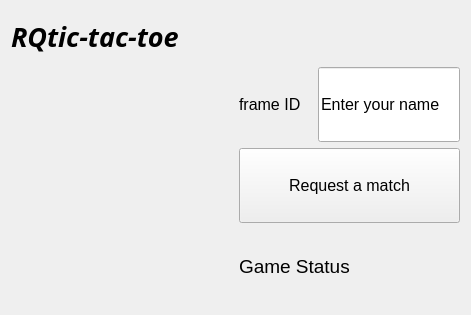
The window that rqt_tic_tac_toe/resource/TicTacToeWidget.ui (ShotaAk/rqt_tic_tac_toe) describes before a commit, drawn with Qt 5.
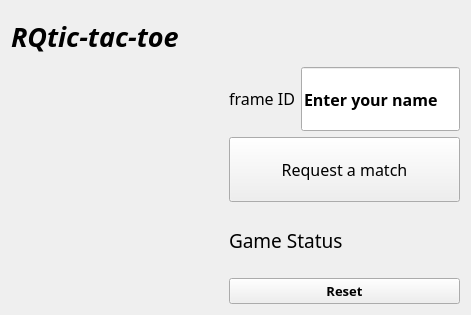
The same window after the commit. Custom widgets are drawn as their Qt base class.

Commit message: Implement: reset a game.

Diff of the .ui file:
```diff
--- a/rqt_tic_tac_toe/resource/TicTacToeWidget.ui
+++ b/rqt_tic_tac_toe/resource/TicTacToeWidget.ui
@@ -52,6 +52,7 @@
            </property>
            <property name="font">
             <font>
+             <family>Purisa</family>
              <pointsize>12</pointsize>
             </font>
            </property>
@@ -70,7 +71,11 @@
            </property>
            <property name="font">
             <font>
+             <family>Purisa</family>
              <pointsize>12</pointsize>
+             <weight>75</weight>
+             <italic>false</italic>
+             <bold>true</bold>
             </font>
            </property>
            <property name="text">
@@ -90,6 +95,7 @@
          </property>
          <property name="font">
           <font>
+           <family>Purisa</family>
            <pointsize>12</pointsize>
           </font>
          </property>
@@ -102,6 +108,7 @@
         <widget class="QLabel" name="GameStatusLabel">
          <property name="font">
           <font>
+           <family>Purisa</family>
            <pointsize>14</pointsize>
           </font>
          </property>
@@ -110,6 +117,21 @@
          </property>
         </widget>
        </item>
+       <item>
+        <widget class="QPushButton" name="ResetButton">
+         <property name="font">
+          <font>
+           <family>Purisa</family>
+           <pointsize>10</pointsize>
+           <weight>75</weight>
+           <bold>true</bold>
+          </font>
+         </property>
+         <property name="text">
+          <string>Reset</string>
+         </property>
+        </widget>
+       </item>
       </layout>
      </item>
     </layout>
```
The commit also changes 2 other files.
